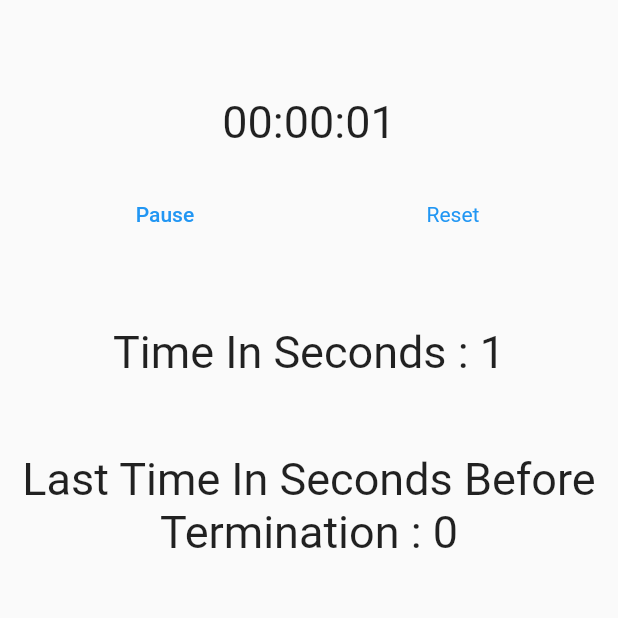
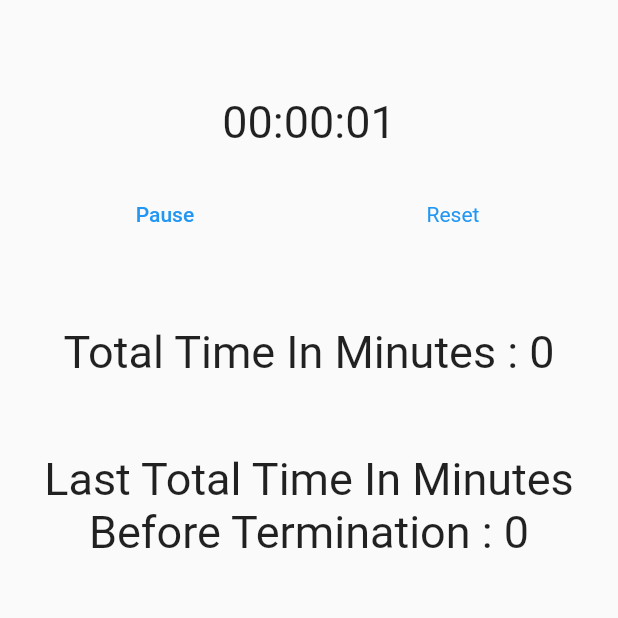
Before and after one commit to MrBoOodY/Stop-Watch, a Flutter app: the screen it shows after launch, after a tap on "Start", on a phone screen of 412 x 824 dp, the top half of it. Run offline on Flutter 3.47's test engine with Material 2 defaults, Android fonts, the phone set to English and light mode, and no system bars; our stand-ins replace shared_preferences; missing offline and left inert: window_size.

Commit message:
changed total time in mintues instead of seconds

```diff
--- a/lib/main.dart
+++ b/lib/main.dart
@@ -19,7 +19,7 @@ class MyApp extends StatelessWidget {
   Widget build(BuildContext context) {
     return MaterialApp(
       debugShowCheckedModeBanner: false,
-      title: 'Stop Watch Timer',
+      title: 'Stop Watch',
       theme: ThemeData(
         primarySwatch: Colors.blue,
       ),
--- a/lib/shared_preferences/preferences.dart
+++ b/lib/shared_preferences/preferences.dart
@@ -1,3 +1,3 @@
 class Preferences {
-  static const String stopWatchTimeInSeconds = 'stopWatchTimeInSeconds';
+  static const String lastTotalTimeInMinutes = 'lastTotalTimeInMinutes';
 }
--- a/lib/shared_preferences/shared_preference_helper.dart
+++ b/lib/shared_preferences/shared_preference_helper.dart
@@ -15,12 +15,12 @@ class SharedPreferenceHelper {
 
   // stop watch time:---------------------------------------------------
 
-  static Future saveStopWatch(int value) async {
-    await _sharedPreference.setInt(Preferences.stopWatchTimeInSeconds, value);
+  static Future saveLastTotalTimeInMinutes(int value) async {
+    await _sharedPreference.setInt(Preferences.lastTotalTimeInMinutes, value);
   }
 
-  static int? get getStopWatchInSeconds {
-    return _sharedPreference.getInt(Preferences.stopWatchTimeInSeconds) ?? 0;
+  static int? get getLastTotalTimeInMinutes {
+    return _sharedPreference.getInt(Preferences.lastTotalTimeInMinutes) ?? 0;
   }
 
   // other:---------------------------------------------------
--- a/lib/ui/stop_watch_timer_view.dart
+++ b/lib/ui/stop_watch_timer_view.dart
@@ -82,7 +82,7 @@ class _StopWatchViewState extends State<StopWatchView> {
                           ),
                           const SizedBox(height: 50.0),
                           Text(
-                            'Time In Seconds : ${stopWatchTime.inSeconds}',
+                            'Total Time In Minutes : ${stopWatchTime.inMinutes}',
                             textAlign: TextAlign.center,
                             style: const TextStyle(
                               fontSize: 30,
@@ -94,7 +94,7 @@ class _StopWatchViewState extends State<StopWatchView> {
                   ),
                   const SizedBox(height: 50.0),
                   Text(
-                    'Last Time In Seconds Before Termination : ${SharedPreferenceHelper.getStopWatchInSeconds}',
+                    'Last Total Time In Minutes Before Termination : ${SharedPreferenceHelper.getLastTotalTimeInMinutes}',
                     textAlign: TextAlign.center,
                     style: const TextStyle(
                       fontSize: 30,
--- a/lib/view_model/stop_watch_view_model.dart
+++ b/lib/view_model/stop_watch_view_model.dart
@@ -10,7 +10,8 @@ class StopWatchViewModel extends ChangeNotifier {
   addTime({bool isReset = false}) {
     stopWatchTime.value =
         Duration(seconds: isReset ? 0 : stopWatchTime.value.inSeconds + 1);
-    SharedPreferenceHelper.saveStopWatch(stopWatchTime.value.inSeconds);
+    SharedPreferenceHelper.saveLastTotalTimeInMinutes(
+        stopWatchTime.value.inMinutes);
     stopWatchTime.notifyListeners();
   }
 
```
